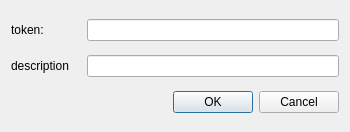
Above: editelementdialog.ui from przemekblasiak/petri-net-simulator before the change. Below: the same form after it.
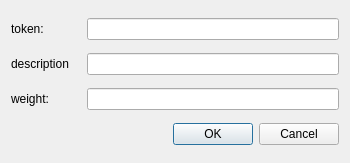
That is the form after the change.

Commit message: Fixed double deletion in ClickableArea destructor. Added new enum value in EditElementDialog.

Diff of the .ui file:
```diff
--- a/editelementdialog.ui
+++ b/editelementdialog.ui
@@ -10,7 +10,7 @@
     <x>0</x>
     <y>0</y>
     <width>350</width>
-    <height>132</height>
+    <height>163</height>
    </rect>
   </property>
   <property name="minimumSize">
@@ -67,6 +67,30 @@
      </item>
     </layout>
    </item>
+   <item>
+    <layout class="QHBoxLayout" name="horizontalLayout_3">
+     <item>
+      <widget class="QLabel" name="weightLabel">
+       <property name="minimumSize">
+        <size>
+         <width>70</width>
+         <height>0</height>
+        </size>
+       </property>
+       <property name="text">
+        <string>weight:</string>
+       </property>
+      </widget>
+     </item>
+     <item>
+      <widget class="QLineEdit" name="w">
+       <property name="inputMethodHints">
+        <set>Qt::ImhNone</set>
+       </property>
+      </widget>
+     </item>
+    </layout>
+   </item>
    <item>
     <spacer name="verticalSpacer">
      <property name="orientation">
```
The commit also changes 3 other files.
